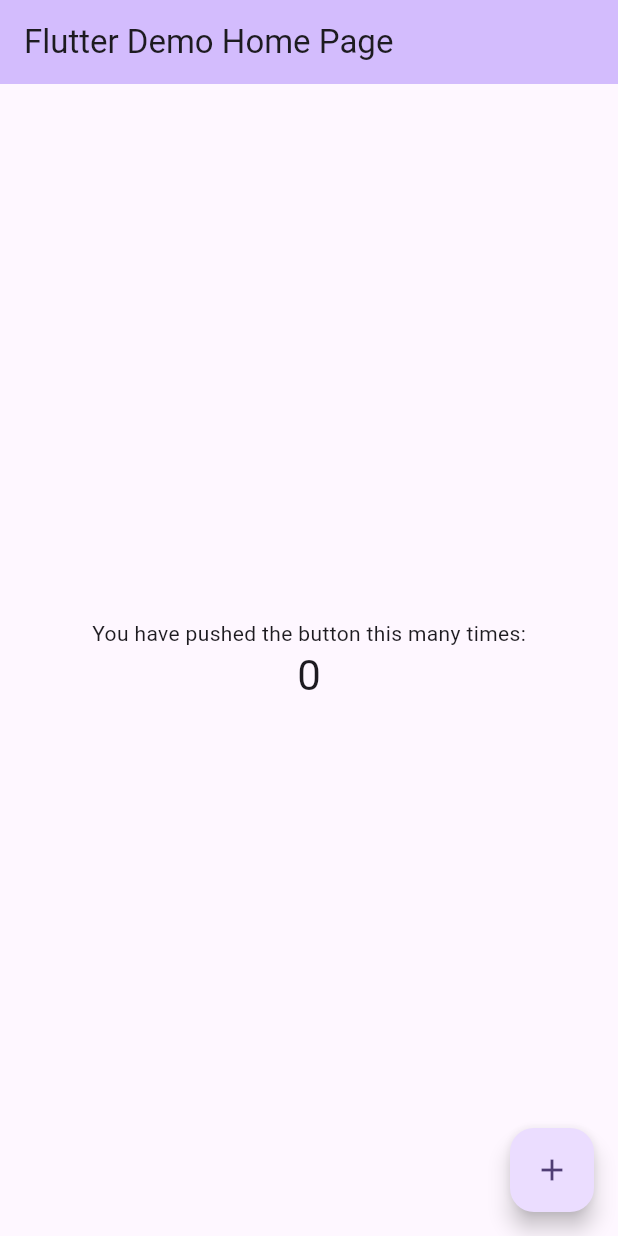
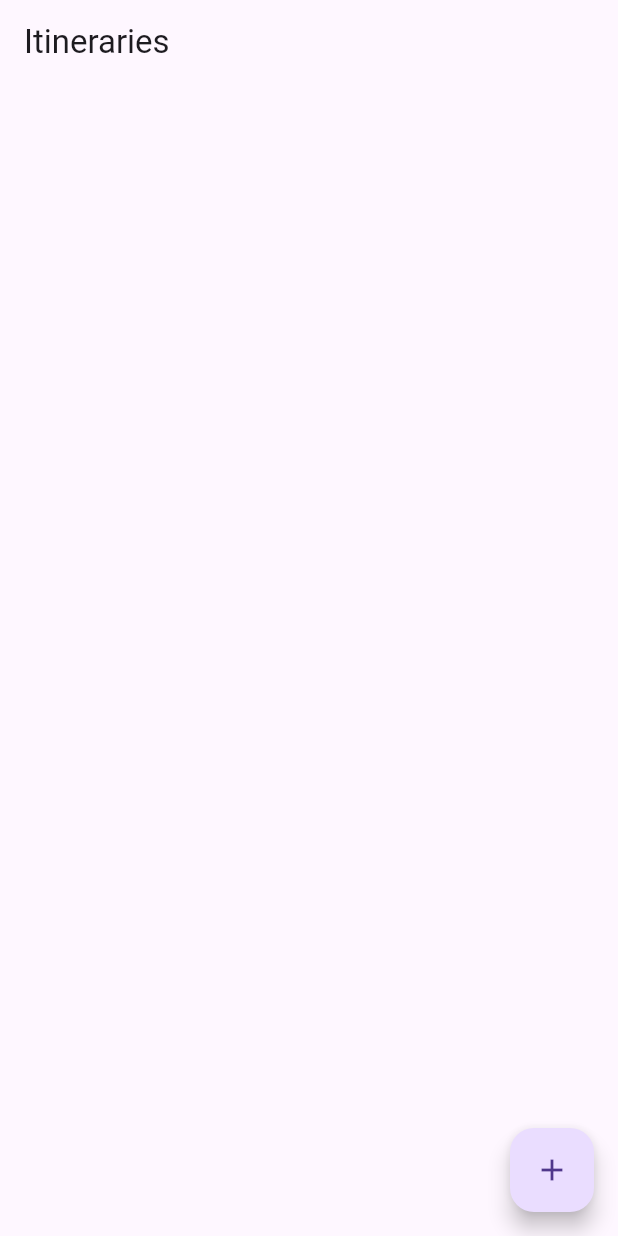
Before and after one commit to SugandhiP/Travel-Planner, a Flutter app: the screen it shows after launch, on a phone screen of 412 x 824 dp. Run offline on Flutter 3.47's test engine with Material 3 defaults, Android fonts, the phone set to English and light mode, and no system bars.

Commit message:
Adding skeleton code Create/Delete Itinerary and make an itinerary favorite

```diff
--- a/lib/main.dart
+++ b/lib/main.dart
@@ -1,10 +1,26 @@
 import 'package:flutter/material.dart';
+import 'package:travel_planner_project/travel_planner_app.dart';
 
 void main() {
   runApp(const MyApp());
 }
 
 class MyApp extends StatelessWidget {
+  const MyApp({super.key});
+
+  @override
+  Widget build(BuildContext context) {
+    return MaterialApp(
+        title: 'Travel Planner',
+        theme: ThemeData(
+          primarySwatch: Colors.blue,
+        ),
+        home: const TravelPlannerApp(),
+      );
+  }
+}
+
+/*class MyApp extends StatelessWidget {
   const MyApp({super.key});
 
   // This widget is the root of your application.
@@ -122,4 +138,4 @@
       ), // This trailing comma makes auto-formatting nicer for build methods.
     );
   }
-}
+}*/
--- a/lib/model/itinerary.dart
+++ b/lib/model/itinerary.dart
@@ -1,26 +1,30 @@
 import 'attraction.dart';
 
 class Itinerary {
+  final String name;
    final String from;
    final String destination;
    final DateTime startDate;
    final DateTime endDate;
-  final int tripMembers;
-  final int initialBudget;
+   int tripMembers;
+   double initialBudget;
    final DateTime departureTime;
    final DateTime arrivalTime;
    final String hotelName;
-  final List<Attraction> attractions;
+   List<Attraction> attractions;
+  bool isFavorite;
 
-  const Itinerary(
-      this.from,
-      this.destination,
-      this.startDate,
-      this.endDate,
-      this.tripMembers,
-      this.initialBudget,
-      this.departureTime,
-      this.arrivalTime,
-      this.hotelName,
-      this.attractions);
+  Itinerary({required this.name,
+    required this.from,
+    required this.destination,
+    required this.startDate,
+    required this.endDate,
+    this.tripMembers = 0,
+    this.initialBudget = 0.0,
+    required this.departureTime,
+    required this.arrivalTime,
+    required this.hotelName,
+    List<Attraction>? attractions,
+    this.isFavorite = false,
+  }) : attractions = attractions ?? [];
 }
--- /dev/null
+++ b/lib/travel_planner_app.dart
@@ -0,0 +1,70 @@
+import 'package:flutter/material.dart';
+import 'package:travel_planner_project/itinerary_form.dart';
+
+import 'model/itinerary.dart';
+class TravelPlannerApp extends StatefulWidget {
+  const TravelPlannerApp({super.key});
+
+  @override
+  State<TravelPlannerApp> createState() => _TravelPlannerAState();
+}
+
+class _TravelPlannerAState extends State<TravelPlannerApp> {
+  List<Itinerary> itineraries = [];
+
+  void _addItinerary() {
+
+  }
+
+  void _deleteItinerary(int index) {
+    setState(() {
+      itineraries.removeAt(index);
+    });
+  }
+
+  void _toggleFavorite(int index) {
+    setState(() {
+      itineraries[index].isFavorite = !itineraries[index].isFavorite;
+    });
+  }
+
+  @override
+  Widget build(BuildContext context) {
+    return Scaffold(
+      appBar: AppBar(title: const Text("Itineraries")),
+      body: ListView.builder(
+        itemCount: itineraries.length,
+        itemBuilder: (context, index) {
+          return ListTile(
+            title: Text(itineraries[index].name),
+            subtitle: Text(itineraries[index].destination),
+            trailing: Row(
+              mainAxisSize: MainAxisSize.min,
+              children: [
+                IconButton(
+                  icon: Icon(
+                    itineraries[index].isFavorite ? Icons.star : Icons.star_border,
+                    color: itineraries[index].isFavorite ? Colors.yellow : Colors.grey,
+                  ),
+                  onPressed: () => _toggleFavorite(index),
+                ),
+                IconButton(icon: Icon(Icons.delete), onPressed: () => _deleteItinerary(index)),
+              ],
+            ),
+          );
+        },
+      ),
+      floatingActionButton: FloatingActionButton(
+        onPressed: () {
+          Navigator.push(
+            context,
+            MaterialPageRoute(
+              builder: (context) => ItineraryForm(),
+            ),
+          );
+        },
+        child: const Icon(Icons.add),
+      ),
+    );
+  }
+}
```
Also changed, not shown: lib/itinerary_form.dart (added, +10 -0 lines), lib/itinerary_screen.dart (added, +19 -0 lines), 1 other file. Lines whose indentation alone changed are shown as unchanged.
